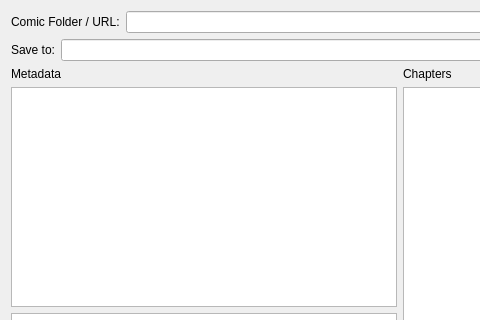
This is mandown/ui/form.ui in potatoeggy/mandown as Qt 5 draws it before an edit; both pictures show x 0 to 480 and y 0 to 320 of the 800 by 600 pixel window. The edited form follows.
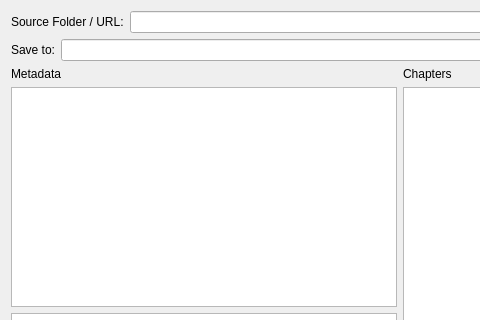
This is the edited form. Icons and pictures are not drawn.

Commit message:
rename comic folder to source folder
clarity

```diff
--- a/mandown/ui/form.ui
+++ b/mandown/ui/form.ui
@@ -19,7 +19,7 @@
      <item>
       <widget class="QLabel" name="label_4">
        <property name="text">
-        <string>Comic Folder / URL:</string>
+        <string>Source Folder / URL:</string>
        </property>
       </widget>
      </item>
```
The commit also changes 1 other file.
